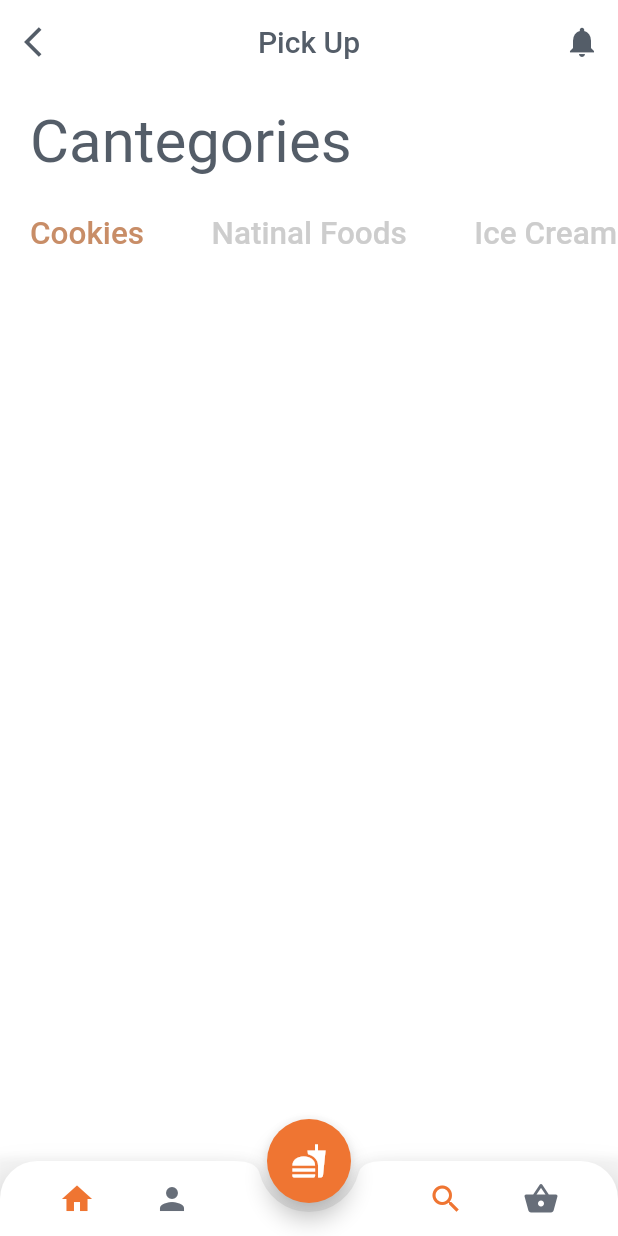
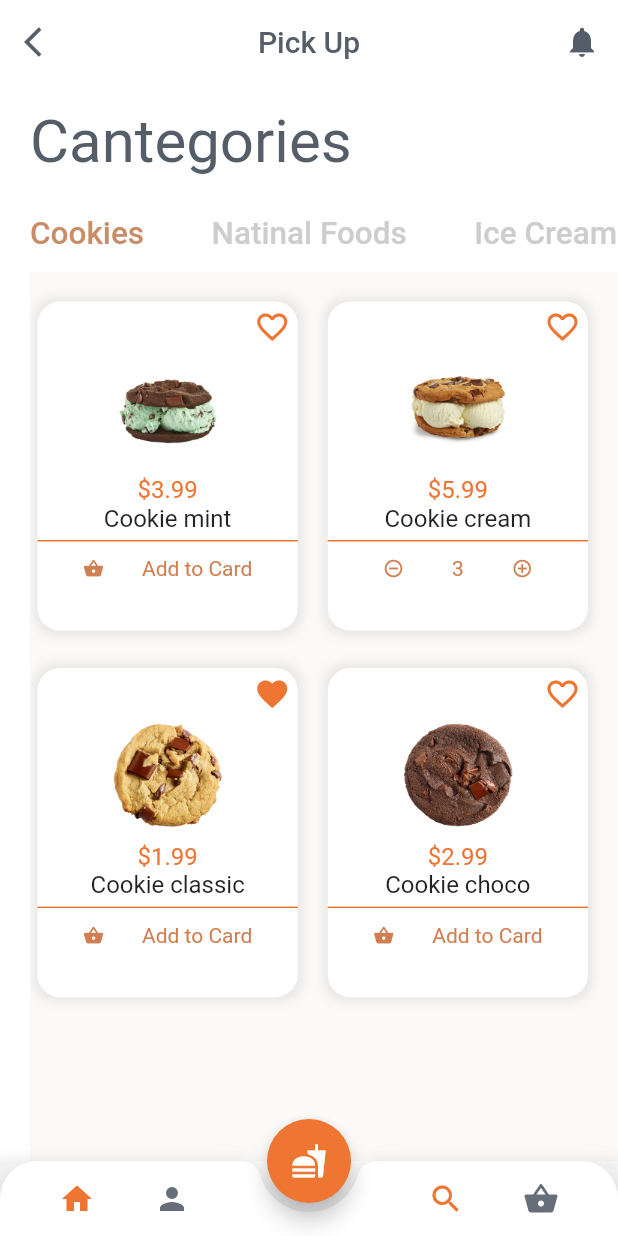
Before and after one commit to bbosmedia/cooking_app, a Flutter app: the screen it shows after launch, on a phone screen of 412 x 824 dp. Run offline on Flutter 3.47's test engine with Material 2 defaults, Android fonts, the phone set to English and light mode, and no system bars; Roboto replaces fonts that are missing (Varela, Varella).

Commit message:
Added Cookie Detaial Dart File

```diff
--- /dev/null
+++ b/lib/cookie_page.dart
@@ -0,0 +1,150 @@
+import 'package:flutter/material.dart';
+
+class CookiePage extends StatelessWidget {
+  @override
+  Widget build(BuildContext context) {
+    return Scaffold(
+      backgroundColor: Color(0xFFFCFAF8),
+      body: ListView(
+        children: [
+          SizedBox(
+            height: 15.0,
+          ),
+          Container(
+            padding: EdgeInsets.only(right: 15.0),
+            width: MediaQuery.of(context).size.width - 30,
+            height: MediaQuery.of(context).size.height - 50,
+            child: GridView.count(
+              crossAxisCount: 2,
+              crossAxisSpacing: 10.0,
+              mainAxisSpacing: 15.0,
+              childAspectRatio: 0.8,
+              children: [
+                _buildCard('Cookie mint', '\$3.99', 'assets/cookiemint.jpg',
+                    false, false, context),
+                _buildCard('Cookie cream', '\$5.99', 'assets/cookiecream.jpg',
+                    true, false, context),
+                _buildCard('Cookie classic', '\$1.99',
+                    'assets/cookieclassic.jpg', false, true, context),
+                _buildCard('Cookie choco', '\$2.99', 'assets/cookiechoco.jpg',
+                    false, false, context)
+              ],
+            ),
+          )
+        ],
+      ),
+    );
+  }
+
+  Widget _buildCard(String name, String price, String imgPath, bool added,
+      bool isFavourite, context) {
+    return Padding(
+        padding: EdgeInsets.only(top: 5.0, left: 5.0, right: 5.0, bottom: 5.0),
+        child: InkWell(
+          onTap: () {},
+          child: Container(
+            decoration: BoxDecoration(
+                borderRadius: BorderRadius.circular(15.0),
+                boxShadow: [
+                  BoxShadow(
+                      color: Colors.grey.withOpacity(0.2),
+                      spreadRadius: 3.0,
+                      blurRadius: 5.0)
+                ],
+                color: Colors.white),
+            child: Column(
+              children: [
+                Padding(
+                  padding: EdgeInsets.all(5.0),
+                  child: Row(
+                    mainAxisAlignment: MainAxisAlignment.end,
+                    children: [
+                      isFavourite
+                          ? Icon(
+                              Icons.favorite,
+                              color: Color(0xFFEF7532),
+                            )
+                          : Icon(Icons.favorite_border,
+                              color: Color(0xFFEF7532))
+                    ],
+                  ),
+                ),
+                Hero(
+                  tag: imgPath,
+                  child: Container(
+                    height: 75.0,
+                    width: 75.0,
+                    decoration: BoxDecoration(
+                        image: DecorationImage(
+                            image: AssetImage(imgPath), fit: BoxFit.contain)),
+                  ),
+                ),
+                SizedBox(
+                  height: 7.0,
+                ),
+                Text(
+                  price,
+                  style: TextStyle(
+                      color: Color(0xFFEF7532),
+                      fontFamily: 'Varela',
+                      fontSize: 16.0),
+                ),
+                Text(
+                  name,
+                  style: TextStyle(fontFamily: 'Varela', fontSize: 16.0),
+                ),
+                Padding(
+                  padding: EdgeInsets.only(top: 5.0, bottom: 5.0),
+                  child: Container(
+                    height: 1.0,
+                    decoration: BoxDecoration(color: Color(0xFFEF7532)),
+                  ),
+                ),
+                Padding(
+                  padding: EdgeInsets.all(5.0),
+                  child: Row(
+                    mainAxisAlignment: MainAxisAlignment.spaceEvenly,
+                    crossAxisAlignment: CrossAxisAlignment.center,
+                    children: [
+                      if (!added) ...[
+                        Icon(
+                          Icons.shopping_basket,
+                          color: Color(0xFFD17E50),
+                          size: 14.0,
+                        ),
+                        Text(
+                          "Add to Card",
+                          style: TextStyle(
+                              fontFamily: "Varela",
+                              fontSize: 14.0,
+                              color: Color(0xFFD17E50)),
+                        )
+                      ],
+                      if (added) ...[
+                        Icon(
+                          Icons.remove_circle_outline,
+                          color: Color(0xFFD17E50),
+                          size: 14.0,
+                        ),
+                        Text(
+                          "3",
+                          style: TextStyle(
+                              fontFamily: "Varela",
+                              fontSize: 14.0,
+                              color: Color(0xFFD17E50)),
+                        ),
+                        Icon(
+                          Icons.add_circle_outline,
+                          color: Color(0xFFD17E50),
+                          size: 14.0,
+                        )
+                      ]
+                    ],
+                  ),
+                )
+              ],
+            ),
+          ),
+        ));
+  }
+}
--- a/lib/main.dart
+++ b/lib/main.dart
@@ -1,5 +1,6 @@
 import 'package:flutter/material.dart';
 import 'package:second/bottom_bar.dart';
+import 'package:second/cookie_page.dart';
 
 void main() {
   runApp(MyApp());
@@ -107,6 +108,18 @@ class _MyHomePageState extends State<MyHomePage>
               ),
             ],
           ),
+          Container(
+            height: MediaQuery.of(context).size.height - 50.0,
+            width: double.infinity,
+            child: TabBarView(
+              controller: _tabController,
+              children: [
+                CookiePage(),
+                CookiePage(),
+                CookiePage(),
+              ],
+            ),
+          ),
         ],
       ),
       floatingActionButton: FloatingActionButton(
```
Also changed, not shown: lib/cookie_detail.dart (added).
